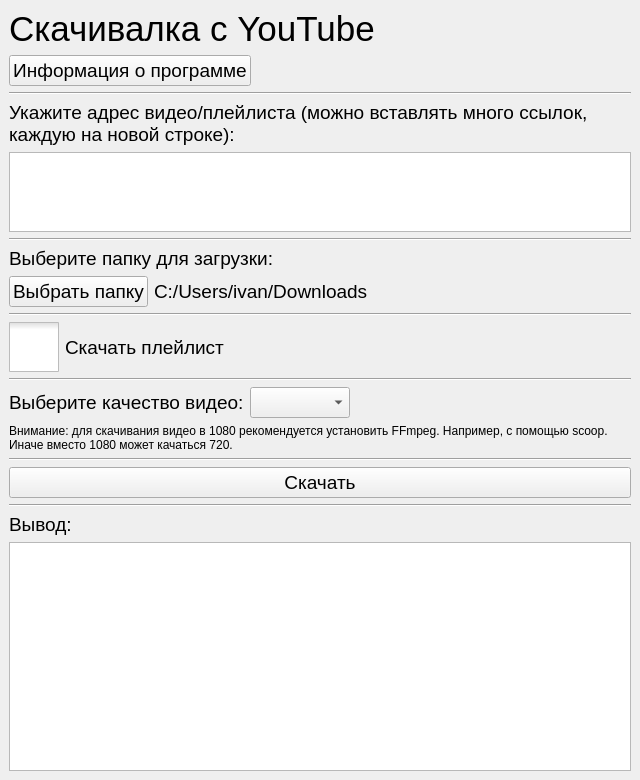
Qt form ui/main.ui (SeryiBaran/yt-dlp-python-gui) before a commit.
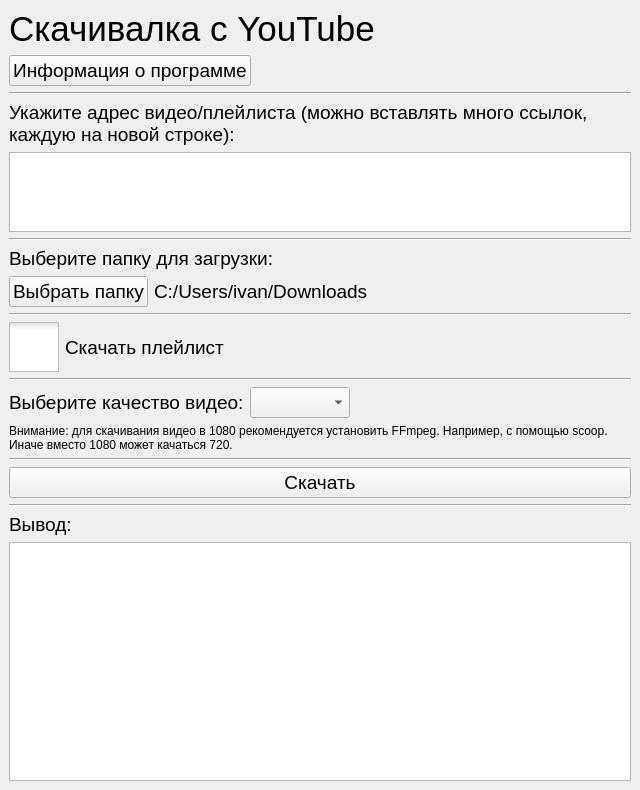
The same form after that commit. Icons and pictures are not drawn.

Commit message: feat: add compact ui

The edit to the form file:
```diff
--- a/ui/main.ui
+++ b/ui/main.ui
@@ -10,7 +10,7 @@
     <x>0</x>
     <y>0</y>
     <width>640</width>
-    <height>780</height>
+    <height>790</height>
    </rect>
   </property>
   <property name="font">
@@ -62,8 +62,8 @@
         <rect>
          <x>0</x>
          <y>0</y>
-         <width>623</width>
-         <height>783</height>
+         <width>640</width>
+         <height>790</height>
         </rect>
        </property>
        <layout class="QVBoxLayout" name="verticalLayout_3">
```
The commit also changes 4 other files.
